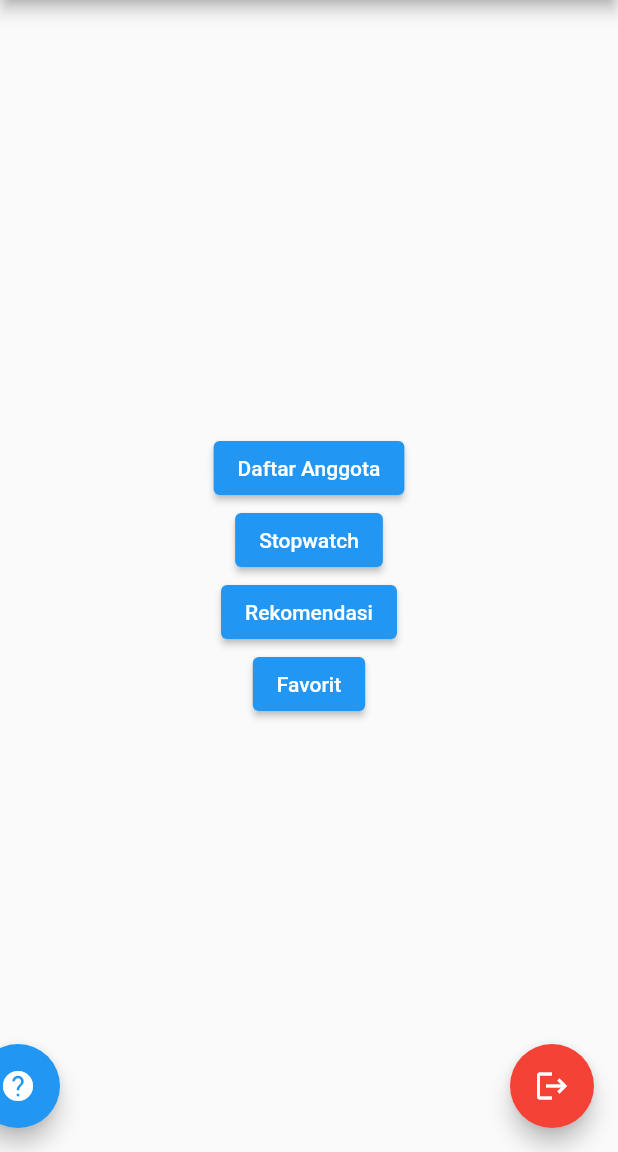
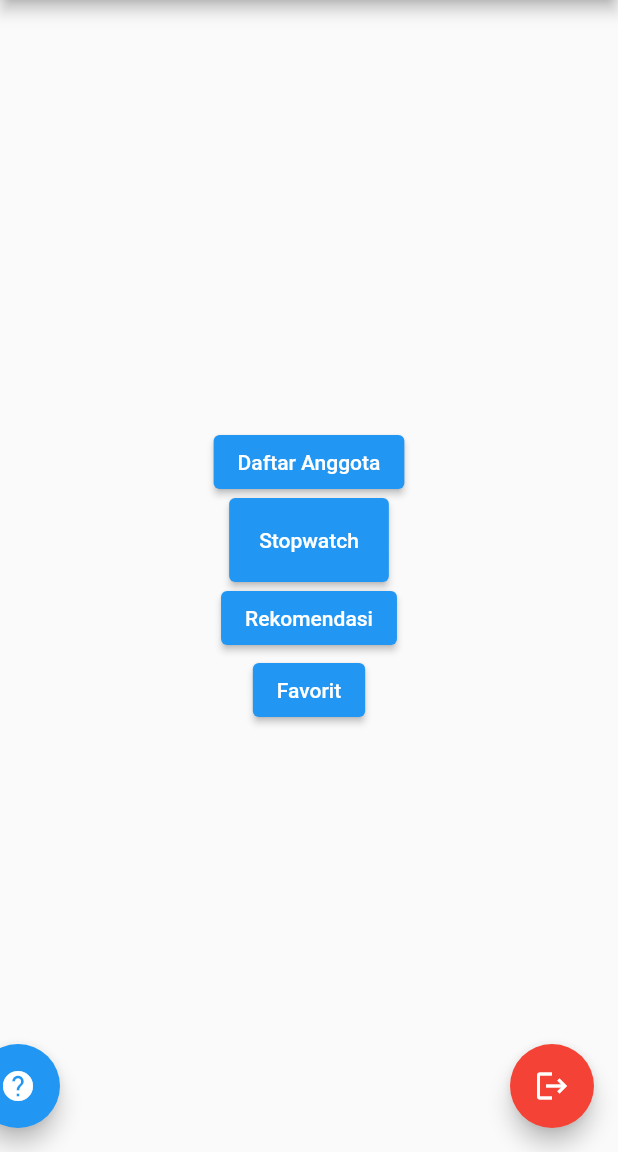
Before and after one commit to Rebonanza/tugas4tpm, a Flutter app: the MainMenu screen opened directly, on a phone screen of 412 x 824 dp, the part 84-1236 px from its top. Run offline on Flutter 3.47's test engine with Material 2 defaults, Android fonts, the phone set to English and light mode, and no system bars; key blocks and very long unbroken strings in the code were emptied for the run.

```diff
--- a/lib/mainMenu.dart
+++ b/lib/mainMenu.dart
@@ -41,6 +41,7 @@ class MainMenu extends StatelessWidget {
             ),
             SizedBox(width: 20),
             ElevatedButton(
+              style: ElevatedButton.styleFrom(padding: EdgeInsets.all(20)),
               onPressed: () {
                 Navigator.push(
                   context,
```
